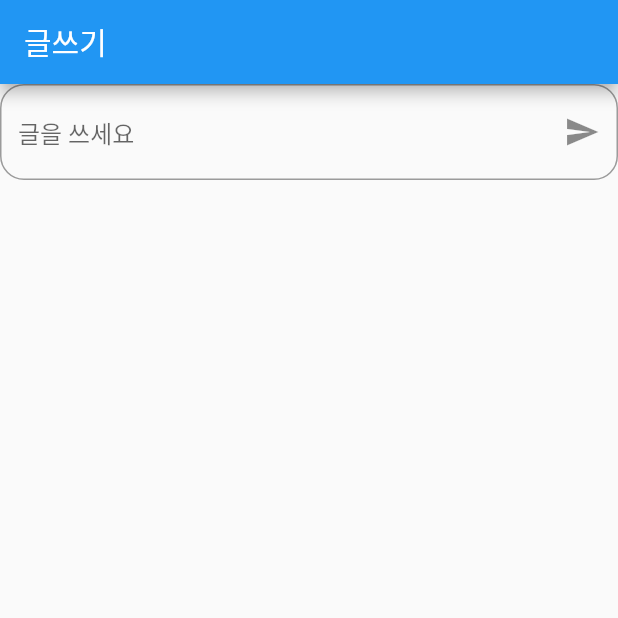
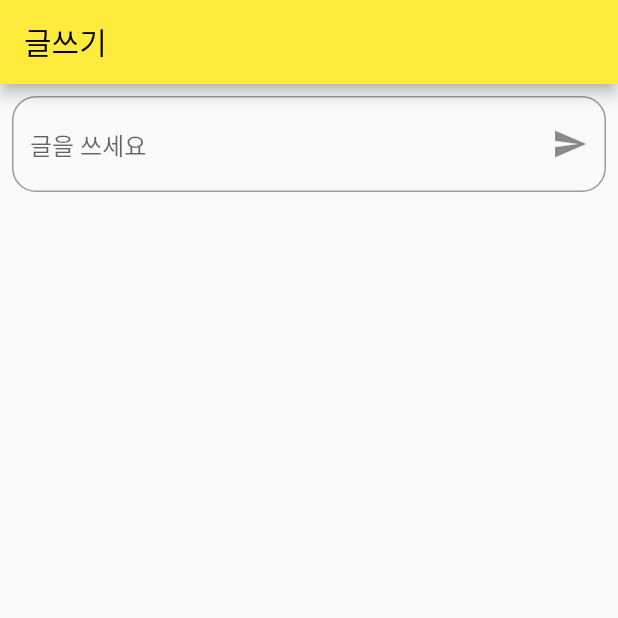
Before and after one commit to teddyjune/firebase_why, a Flutter app: the WriteScreen screen opened by its route, on a phone screen of 412 x 824 dp, the top half of it. Run offline on Flutter 3.47's test engine with Material 2 defaults, Android fonts, the phone set to English and light mode, and no system bars; our stand-ins replace cloud_firestore, firebase_auth, firebase_core, go_router; missing offline and left inert: flutterfire_ui; accounts and stored records are empty.

```diff
--- a/lib/main.dart
+++ b/lib/main.dart
@@ -21,6 +21,10 @@ class MyApp extends StatelessWidget {
     return MaterialApp.router(
       routerConfig: router,
       title: 'Flutter Demo',
+      debugShowCheckedModeBanner: false,
+      theme: ThemeData(
+        primarySwatch: Colors.yellow,
+      ),
     );
   }
 }
--- a/lib/presentation/routes.dart
+++ b/lib/presentation/routes.dart
@@ -1,3 +1,4 @@
+import 'package:firebase_why/presentation/main/main_screen.dart';
 import 'package:firebase_why/presentation/write/write_screen.dart';
 import 'package:firebase_why/presentation/write/write_view_model.dart';
 import 'package:flutter/cupertino.dart';
@@ -12,7 +13,7 @@ final GoRouter router = GoRouter(
     GoRoute(
       path: '/',
       builder: (BuildContext context, GoRouterState state) {
-        return const AuthGate();
+        return const MainScreen();
       },
     ),
     GoRoute(
--- a/lib/presentation/write/write_screen.dart
+++ b/lib/presentation/write/write_screen.dart
@@ -30,7 +30,9 @@ class _WriteScreenState extends State<WriteScreen> {
       ),
       body: Column(
         children: [
-          TextField(
+          Padding(
+            padding: const EdgeInsets.all(8.0),
+            child: TextField(
               controller: inputTextController,
               decoration: InputDecoration(
                 border: OutlineInputBorder(
@@ -43,6 +45,7 @@ class _WriteScreenState extends State<WriteScreen> {
                 ),
                 hintText: '글을 쓰세요',
               ),
+            ),
           )
         ],
       ),
```
Also changed, not shown: lib/presentation/main/main_screen.dart (+8 -6 lines). Lines whose indentation alone changed are shown as unchanged.
